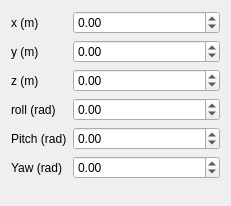
First picture: the form in widget/src/transform_guess.ui, repository ros-industrial/industrial_calibration, before the edit.
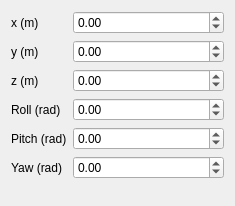
Second picture: the form after the edit.

```diff
--- a/widget/src/transform_guess.ui
+++ b/widget/src/transform_guess.ui
@@ -6,7 +6,7 @@
    <rect>
     <x>0</x>
     <y>0</y>
-    <width>231</width>
+    <width>235</width>
     <height>206</height>
    </rect>
   </property>
@@ -74,7 +74,7 @@
    <item row="3" column="0">
     <widget class="QLabel" name="label_3">
      <property name="text">
-      <string>roll (rad)</string>
+      <string>Roll (rad)</string>
      </property>
     </widget>
    </item>
```
